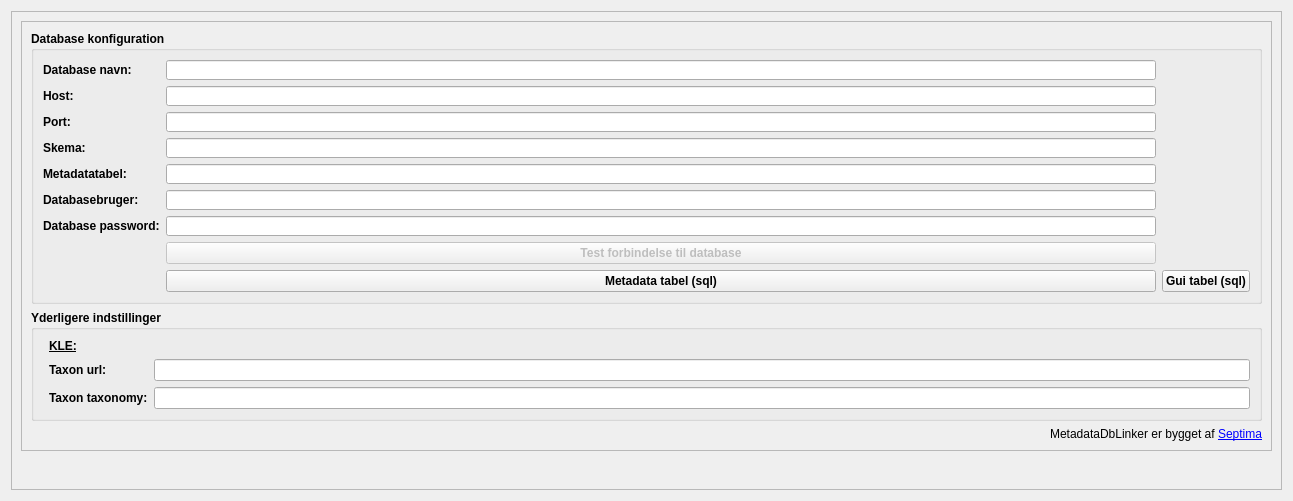
Before: the Qt Designer form src/MetadataDbLinker/config/settings.ui in Septima/qgis-metadatafunctionality, drawn with Qt 5.
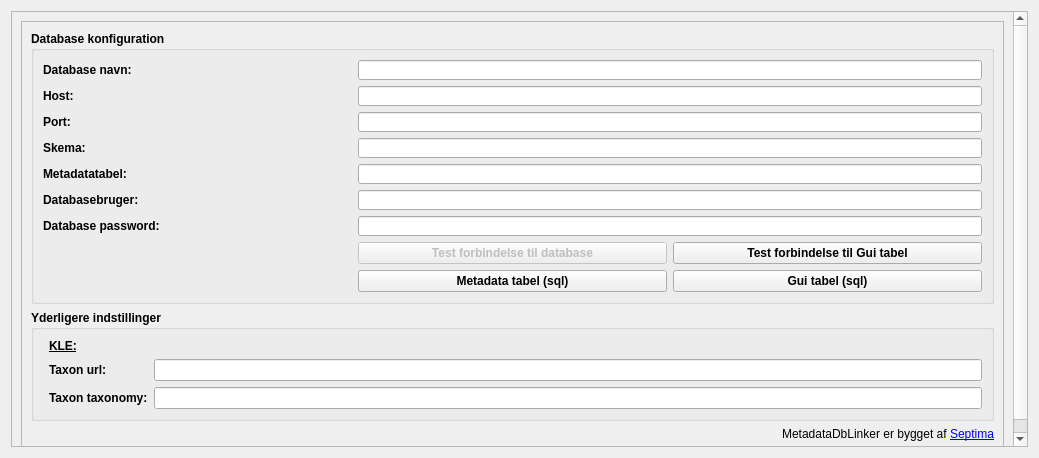
After: the same form once the commit is applied.

Commit message: Test af GUI_TABLE i separat knap

Patch:
```diff
--- a/src/MetadataDbLinker/config/settings.ui
+++ b/src/MetadataDbLinker/config/settings.ui
@@ -6,8 +6,8 @@
    <rect>
     <x>0</x>
     <y>0</y>
-    <width>1293</width>
-    <height>501</height>
+    <width>1039</width>
+    <height>458</height>
    </rect>
   </property>
   <property name="windowTitle">
@@ -24,7 +24,7 @@
        <rect>
         <x>0</x>
         <y>0</y>
-        <width>1273</width>
+        <width>1019</width>
         <height>430</height>
        </rect>
       </property>
@@ -155,25 +155,6 @@
              <string>Database konfiguration</string>
             </property>
             <layout class="QGridLayout" name="gridLayout">
-             <item row="2" column="1">
-              <widget class="QLineEdit" name="host">
-               <property name="sizePolicy">
-                <sizepolicy hsizetype="Expanding" vsizetype="Expanding">
-                 <horstretch>0</horstretch>
-                 <verstretch>0</verstretch>
-                </sizepolicy>
-               </property>
-               <property name="maximumSize">
-                <size>
-                 <width>16777215</width>
-                 <height>20</height>
-                </size>
-               </property>
-               <property name="toolTip">
-                <string extracomment="Enter the host name of the database with metadata"/>
-               </property>
-              </widget>
-             </item>
              <item row="3" column="0">
               <widget class="QLabel" name="port_label">
                <property name="toolTip">
@@ -204,28 +185,6 @@
                </property>
               </widget>
              </item>
-             <item row="1" column="1">
-              <widget class="QLineEdit" name="database">
-               <property name="sizePolicy">
-                <sizepolicy hsizetype="Expanding" vsizetype="Expanding">
-                 <horstretch>0</horstretch>
-                 <verstretch>0</verstretch>
-                </sizepolicy>
-               </property>
-               <property name="maximumSize">
-                <size>
-                 <width>16777215</width>
-                 <height>20</height>
-                </size>
-               </property>
-               <property name="toolTip">
-                <string extracomment="Enter the name of the database where metadatatable is stored"/>
-               </property>
-               <property name="cursorPosition">
-                <number>0</number>
-               </property>
-              </widget>
-             </item>
              <item row="7" column="0">
               <widget class="QLabel" name="databasepw_label">
                <property name="toolTip">
@@ -246,44 +205,6 @@
                </property>
               </widget>
              </item>
-             <item row="3" column="1">
-              <widget class="QLineEdit" name="port">
-               <property name="sizePolicy">
-                <sizepolicy hsizetype="Expanding" vsizetype="Expanding">
-                 <horstretch>0</horstretch>
-                 <verstretch>0</verstretch>
-                </sizepolicy>
-               </property>
-               <property name="maximumSize">
-                <size>
-                 <width>16777215</width>
-                 <height>20</height>
-                </size>
-               </property>
-               <property name="toolTip">
-                <string extracomment="Enter the port of the database with metadata"/>
-               </property>
-              </widget>
-             </item>
-             <item row="4" column="1">
-              <widget class="QLineEdit" name="schema">
-               <property name="sizePolicy">
-                <sizepolicy hsizetype="Expanding" vsizetype="Expanding">
-                 <horstretch>0</horstretch>
-                 <verstretch>0</verstretch>
-                </sizepolicy>
-               </property>
-               <property name="maximumSize">
-                <size>
-                 <width>16777215</width>
-                 <height>20</height>
-                </size>
-               </property>
-               <property name="toolTip">
-                <string extracomment="Enter the schema of the metadata table"/>
-               </property>
-              </widget>
-             </item>
              <item row="5" column="0">
               <widget class="QLabel" name="table_label">
                <property name="toolTip">
@@ -294,25 +215,6 @@
                </property>
               </widget>
              </item>
-             <item row="5" column="1">
-              <widget class="QLineEdit" name="sourcetable">
-               <property name="sizePolicy">
-                <sizepolicy hsizetype="Expanding" vsizetype="Expanding">
-                 <horstretch>0</horstretch>
-                 <verstretch>0</verstretch>
-                </sizepolicy>
-               </property>
-               <property name="maximumSize">
-                <size>
-                 <width>16777215</width>
-                 <height>20</height>
-                </size>
-               </property>
-               <property name="toolTip">
-                <string extracomment="Enter the table name of the table with metadata"/>
-               </property>
-              </widget>
-             </item>
              <item row="4" column="0">
               <widget class="QLabel" name="schema_label">
                <property name="toolTip">
@@ -323,25 +225,6 @@
                </property>
               </widget>
              </item>
-             <item row="6" column="1">
-              <widget class="QLineEdit" name="username">
-               <property name="sizePolicy">
-                <sizepolicy hsizetype="Expanding" vsizetype="Expanding">
-                 <horstretch>0</horstretch>
-                 <verstretch>0</verstretch>
-                </sizepolicy>
-               </property>
-               <property name="maximumSize">
-                <size>
-                 <width>16777215</width>
-                 <height>20</height>
-                </size>
-               </property>
-               <property name="toolTip">
-                <string extracomment="Enter the database user of the database with metadata"/>
-               </property>
-              </widget>
-             </item>
              <item row="9" column="2">
               <widget class="QPushButton" name="databaseGuiDefinitionButton">
                <property name="enabled">
@@ -368,28 +251,6 @@
                </property>
               </widget>
              </item>
-             <item row="7" column="1">
-              <widget class="QLineEdit" name="password">
-               <property name="sizePolicy">
-                <sizepolicy hsizetype="Expanding" vsizetype="Expanding">
-                 <horstretch>0</horstretch>
-                 <verstretch>0</verstretch>
-                </sizepolicy>
-               </property>
-               <property name="maximumSize">
-                <size>
-                 <width>16777215</width>
-                 <height>20</height>
-                </size>
-               </property>
-               <property name="toolTip">
-                <string extracomment="Enter the password of database user to the database with metadata"/>
-               </property>
-               <property name="echoMode">
-                <enum>QLineEdit::Password</enum>
-               </property>
-              </widget>
-             </item>
              <item row="8" column="1">
               <widget class="QPushButton" name="testConnectionButton">
                <property name="enabled">
@@ -403,6 +264,152 @@
                </property>
               </widget>
              </item>
+             <item row="8" column="2">
+              <widget class="QPushButton" name="testConnectionGuiTableButton">
+               <property name="text">
+                <string>Test forbindelse til Gui tabel</string>
+               </property>
+              </widget>
+             </item>
+             <item row="7" column="1" colspan="2">
+              <widget class="QLineEdit" name="password">
+               <property name="sizePolicy">
+                <sizepolicy hsizetype="Expanding" vsizetype="Expanding">
+                 <horstretch>0</horstretch>
+                 <verstretch>0</verstretch>
+                </sizepolicy>
+               </property>
+               <property name="maximumSize">
+                <size>
+                 <width>16777215</width>
+                 <height>20</height>
+                </size>
+               </property>
+               <property name="toolTip">
+                <string extracomment="Enter the password of database user to the database with metadata"/>
+               </property>
+               <property name="echoMode">
+                <enum>QLineEdit::Password</enum>
+               </property>
+              </widget>
+             </item>
+             <item row="6" column="1" colspan="2">
+              <widget class="QLineEdit" name="username">
+               <property name="sizePolicy">
+                <sizepolicy hsizetype="Expanding" vsizetype="Expanding">
+                 <horstretch>0</horstretch>
+                 <verstretch>0</verstretch>
+                </sizepolicy>
+               </property>
+               <property name="maximumSize">
+                <size>
+                 <width>16777215</width>
+                 <height>20</height>
+                </size>
+               </property>
+               <property name="toolTip">
+                <string extracomment="Enter the database user of the database with metadata"/>
+               </property>
+              </widget>
+             </item>
+             <item row="5" column="1" colspan="2">
+              <widget class="QLineEdit" name="sourcetable">
+               <property name="sizePolicy">
+                <sizepolicy hsizetype="Expanding" vsizetype="Expanding">
+                 <horstretch>0</horstretch>
+                 <verstretch>0</verstretch>
+                </sizepolicy>
+               </property>
+               <property name="maximumSize">
+                <size>
+                 <width>16777215</width>
+                 <height>20</height>
+                </size>
+               </property>
+               <property name="toolTip">
+                <string extracomment="Enter the table name of the table with metadata"/>
+               </property>
+              </widget>
+             </item>
+             <item row="4" column="1" colspan="2">
+              <widget class="QLineEdit" name="schema">
+               <property name="sizePolicy">
+                <sizepolicy hsizetype="Expanding" vsizetype="Expanding">
+                 <horstretch>0</horstretch>
+                 <verstretch>0</verstretch>
+                </sizepolicy>
+               </property>
+               <property name="maximumSize">
+                <size>
+                 <width>16777215</width>
+                 <height>20</height>
+                </size>
+               </property>
+               <property name="toolTip">
+                <string extracomment="Enter the schema of the metadata table"/>
+               </property>
+              </widget>
+             </item>
+             <item row="3" column="1" colspan="2">
+              <widget class="QLineEdit" name="port">
+               <property name="sizePolicy">
+                <sizepolicy hsizetype="Expanding" vsizetype="Expanding">
+                 <horstretch>0</horstretch>
+                 <verstretch>0</verstretch>
+                </sizepolicy>
+               </property>
+               <property name="maximumSize">
+                <size>
+                 <width>16777215</width>
+                 <height>20</height>
+                </size>
+               </property>
+               <property name="toolTip">
+                <string extracomment="Enter the port of the database with metadata"/>
+               </property>
+              </widget>
+             </item>
+             <item row="2" column="1" colspan="2">
+              <widget class="QLineEdit" name="host">
+               <property name="sizePolicy">
+                <sizepolicy hsizetype="Expanding" vsizetype="Expanding">
+                 <horstretch>0</horstretch>
+                 <verstretch>0</verstretch>
+                </sizepolicy>
+               </property>
+               <property name="maximumSize">
+                <size>
+                 <width>16777215</width>
+                 <height>20</height>
+                </size>
+               </property>
+               <property name="toolTip">
+                <string extracomment="Enter the host name of the database with metadata"/>
+               </property>
+              </widget>
+             </item>
+             <item row="1" column="1" colspan="2">
+              <widget class="QLineEdit" name="database">
+               <property name="sizePolicy">
+                <sizepolicy hsizetype="Expanding" vsizetype="Expanding">
+                 <horstretch>0</horstretch>
+                 <verstretch>0</verstretch>
+                </sizepolicy>
+               </property>
+               <property name="maximumSize">
+                <size>
+                 <width>16777215</width>
+                 <height>20</height>
+                </size>
+               </property>
+               <property name="toolTip">
+                <string extracomment="Enter the name of the database where metadatatable is stored"/>
+               </property>
+               <property name="cursorPosition">
+                <number>0</number>
+               </property>
+              </widget>
+             </item>
             </layout>
            </widget>
           </item>
```
The commit also changes 2 other files.
